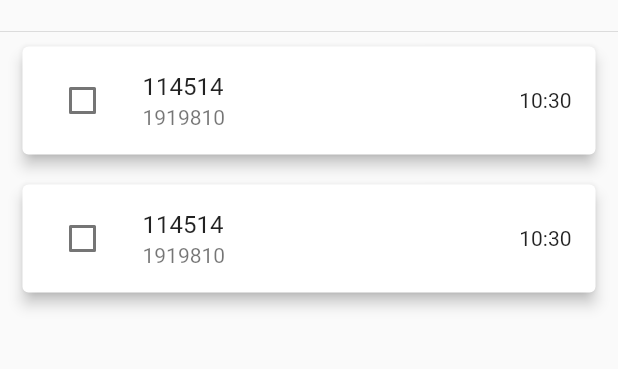
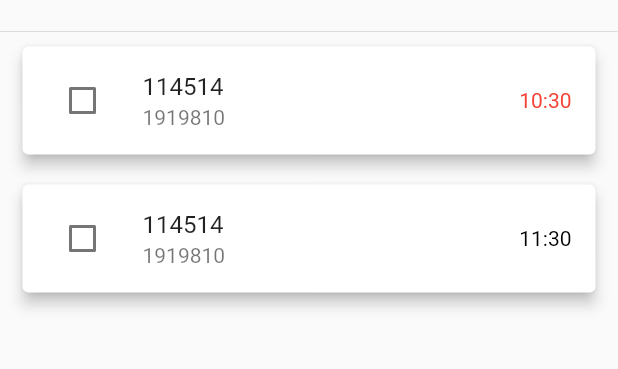
Before and after one commit to iori2333/Schedule, a Flutter app: the screen it shows after launch, item 2 of the bottom bar chosen, on a phone screen of 412 x 824 dp, the part 147-516 px from its top. Run offline on Flutter 3.47's test engine with Material 2 defaults, Android fonts, the phone set to English and light mode, and no system bars; our stand-ins replace fluro, shared_preferences, sqflite, sqflite_common_ffi; accounts and stored records are empty.

Commit message:
feat: add task modals

```diff
--- /dev/null
+++ b/lib/models/task.dart
@@ -0,0 +1,11 @@
+class Task {
+  final String title;
+  final String description;
+  final DateTime due;
+
+  const Task({
+    required this.title,
+    required this.description,
+    required this.due,
+  });
+}
--- a/lib/pages/today.dart
+++ b/lib/pages/today.dart
@@ -1,6 +1,7 @@
-import 'package:flutter/cupertino.dart';
 import 'package:flutter/material.dart';
+import 'package:schedule/models/task.dart';
 import 'package:schedule/widgets/today/task.dart';
+import 'package:schedule/widgets/today/task_modal.dart';
 
 class TodayPage extends StatefulWidget {
   const TodayPage({Key? key}) : super(key: key);
@@ -16,6 +17,19 @@ class _TodayPageState extends State<TodayPage> {
   }
 
   final _controller = TextEditingController();
+
+  final _tasks = [
+    Task(
+      title: "114514",
+      description: "1919810",
+      due: DateTime.now(),
+    ),
+    Task(
+      title: "114514",
+      description: "1919810",
+      due: DateTime.now().add(const Duration(hours: 1)),
+    ),
+  ];
 
   @override
   Widget build(BuildContext context) {
@@ -34,21 +48,20 @@ class _TodayPageState extends State<TodayPage> {
           const Divider(
             height: 0,
           ),
-          TaskTile(
-            title: "114514",
-            description: "1919810",
-            due: DateTime.now(),
-          ),
-          TaskTile(
-            title: "114514",
-            description: "1919810",
-            due: DateTime.now(),
-          ),
+          ..._tasks.map((e) => TaskTile(task: e)).toList(),
         ],
       ),
       floatingActionButton: FloatingActionButton(
         child: const Icon(Icons.add),
-        onPressed: () {},
+        onPressed: () async {
+          await showDialog(
+            context: context,
+            builder: (context) => TaskModal(
+              title: "New Todo",
+              onSubmit: (task) {},
+            ),
+          );
+        },
       ),
     );
   }
--- a/lib/widgets/common/week_modal.dart
+++ b/lib/widgets/common/week_modal.dart
@@ -26,7 +26,7 @@ class _WeekModalState extends State<WeekModal> {
     return Modal(
       title: const Text('Change Week'),
       content: SizedBox(
-        height: 120,
+        height: 100,
         child: CupertinoPicker(
           itemExtent: 32,
           scrollController: FixedExtentScrollController(
--- a/lib/widgets/today/task.dart
+++ b/lib/widgets/today/task.dart
@@ -1,16 +1,11 @@
 import 'package:flutter/material.dart';
+import 'package:schedule/models/task.dart';
+import 'package:schedule/widgets/today/task_modal.dart';
 
 class TaskTile extends StatefulWidget {
-  final String title;
-  final String description;
-  final DateTime due;
+  final Task task;
 
-  const TaskTile(
-      {required this.title,
-      required this.description,
-      required this.due,
-      Key? key})
-      : super(key: key);
+  const TaskTile({required this.task, Key? key}) : super(key: key);
 
   @override
   State<StatefulWidget> createState() => _TaskTileState();
@@ -30,22 +25,38 @@ class _TaskTileState extends State<TaskTile> {
     return Card(
       margin: const EdgeInsets.symmetric(vertical: 10, horizontal: 15),
       elevation: 4,
-      child: Column(
-        children: [
-          ListTile(
-            onTap: () {},
-            minLeadingWidth: 0,
+      child: ListTile(
+        onTap: () {
+          setState(() => _isDone = !_isDone);
+        },
+        onLongPress: () async {
+          await showDialog(
+            context: context,
+            builder: (context) {
+              return TaskModal(
+                task: widget.task,
+                title: "Edit Todo",
+                onSubmit: (task) {},
+              );
+            },
+          );
+        },
         leading: Checkbox(
           value: _isDone,
           onChanged: (value) {
             setState(() => _isDone = value ?? false);
           },
         ),
-            title: Text(widget.title),
-            subtitle: Text(widget.description),
-            trailing: Text("${widget.due.hour}:${widget.due.minute}"),
+        title: Text(widget.task.title),
+        subtitle: Text(widget.task.description),
+        trailing: Text(
+          "${widget.task.due.hour}:${widget.task.due.minute}",
+          style: TextStyle(
+            color: (DateTime.now().isBefore(widget.task.due)
+                ? Colors.black
+                : Colors.red),
           ),
-        ],
+        ),
       ),
     );
   }
```
Also changed, not shown: lib/widgets/today/task_modal.dart (added, +99 -0 lines). Lines whose indentation alone changed are shown as unchanged.
